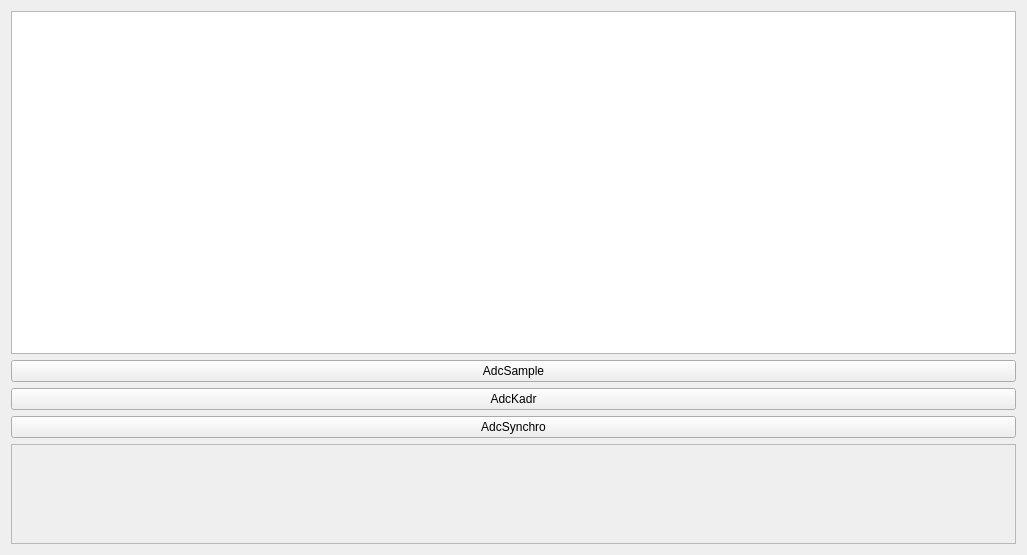
The window that widget.ui (krang4d/Agrekola) describes before a commit, drawn with Qt 5.
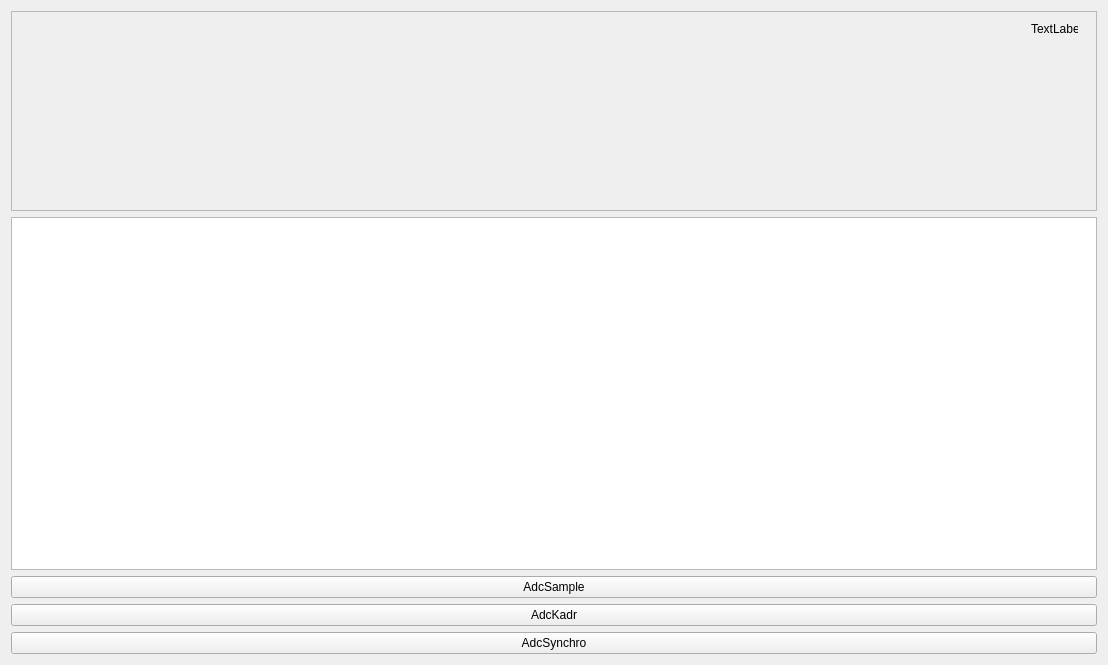
The same window after the commit. Custom widgets are drawn as their Qt base class.

Commit message: add RealTime plot

Patch:
```diff
--- a/widget.ui
+++ b/widget.ui
@@ -6,8 +6,8 @@
    <rect>
     <x>0</x>
     <y>0</y>
-    <width>1027</width>
-    <height>555</height>
+    <width>1108</width>
+    <height>665</height>
    </rect>
   </property>
   <property name="windowTitle">
@@ -16,6 +16,35 @@
   <layout class="QVBoxLayout" name="verticalLayout_2">
    <item>
     <layout class="QVBoxLayout" name="verticalLayout">
+     <item>
+      <widget class="QCustomPlot" name="frame">
+       <property name="minimumSize">
+        <size>
+         <width>0</width>
+         <height>200</height>
+        </size>
+       </property>
+       <property name="frameShape">
+        <enum>QFrame::StyledPanel</enum>
+       </property>
+       <property name="frameShadow">
+        <enum>QFrame::Raised</enum>
+       </property>
+       <widget class="QLabel" name="label_average">
+        <property name="geometry">
+         <rect>
+          <x>1020</x>
+          <y>10</y>
+          <width>47</width>
+          <height>16</height>
+         </rect>
+        </property>
+        <property name="text">
+         <string>TextLabel</string>
+        </property>
+       </widget>
+      </widget>
+     </item>
      <item>
       <widget class="QTextEdit" name="textEdit">
        <property name="font">
@@ -52,22 +81,6 @@
      </item>
     </layout>
    </item>
-   <item>
-    <widget class="QCustomPlot" name="frame">
-     <property name="minimumSize">
-      <size>
-       <width>0</width>
-       <height>100</height>
-      </size>
-     </property>
-     <property name="frameShape">
-      <enum>QFrame::StyledPanel</enum>
-     </property>
-     <property name="frameShadow">
-      <enum>QFrame::Raised</enum>
-     </property>
-    </widget>
-   </item>
   </layout>
  </widget>
  <layoutdefault spacing="6" margin="11"/>
```
The commit also changes 2 other files.
